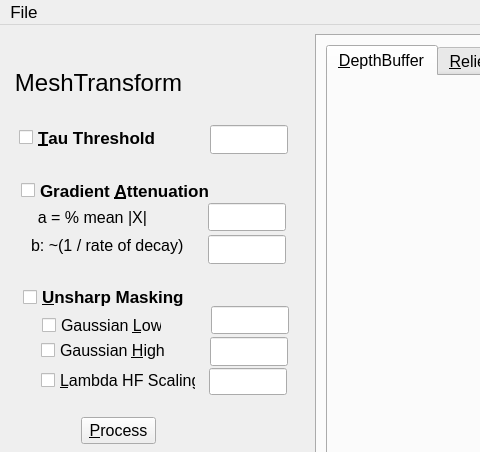
Qt form Solver/Explorer.ui (steveknipmeyer/ModelRelief) before a commit; both pictures show x 0 to 480 and y 0 to 452 of the 1171 by 967 pixel window.
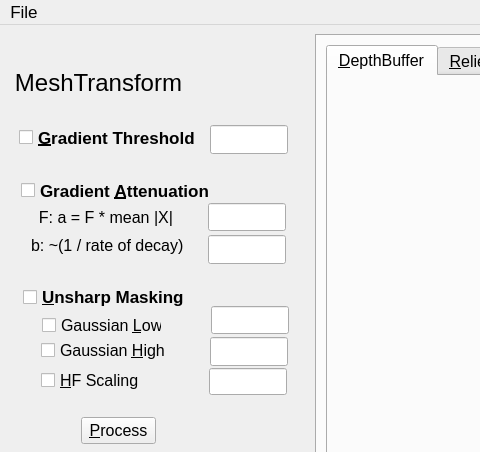
The same form after that commit. Icons and pictures are not drawn.

Patch:
```diff
--- a/Solver/Explorer.ui
+++ b/Solver/Explorer.ui
@@ -293,7 +293,7 @@
         <rect>
          <x>10</x>
          <y>89</y>
-         <width>150</width>
+         <width>181</width>
          <height>23</height>
         </rect>
        </property>
@@ -311,7 +311,7 @@
         </font>
        </property>
        <property name="text">
-        <string>&amp;Tau Threshold</string>
+        <string>&amp;Gradient Threshold</string>
        </property>
       </widget>
       <widget class="QLineEdit" name="tauLineEdit">
@@ -398,7 +398,7 @@
         </rect>
        </property>
        <property name="text">
-        <string>&amp;Lambda HF Scaling</string>
+        <string>&amp;HF Scaling</string>
        </property>
       </widget>
       <widget class="QLineEdit" name="lambdaLineEdit">
@@ -502,12 +502,12 @@
         <rect>
          <x>13</x>
          <y>170</y>
-         <width>125</width>
+         <width>151</width>
          <height>20</height>
         </rect>
        </property>
        <property name="text">
-        <string>a = % mean |X|</string>
+        <string>F: a = F * mean |X|</string>
        </property>
        <property name="alignment">
         <set>Qt::AlignRight|Qt::AlignTrailing|Qt::AlignVCenter</set>
```
Left out of the diff: 44 changed lines with no effect on the pictures.
